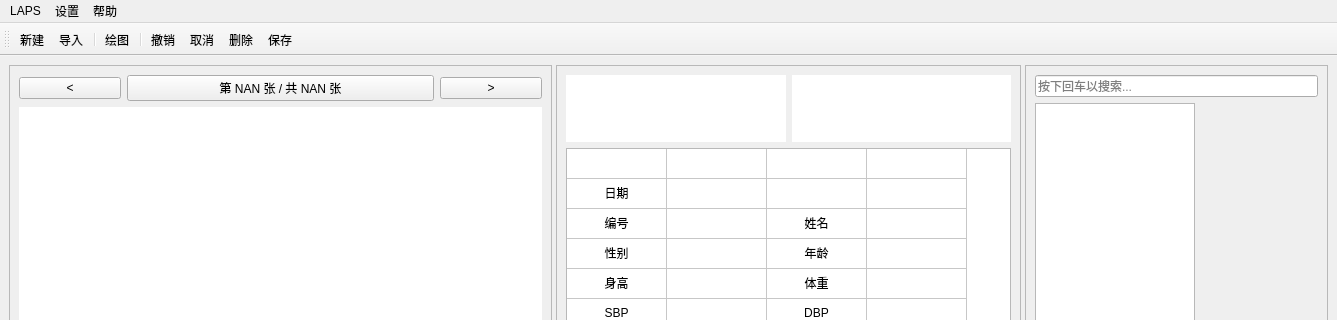
Before: the Qt Designer form UI/ui_index.ui in Orange-66/LAPS-v1.0, drawn with Qt 5; both pictures show x 0 to 1337 and y 0 to 320 of the 1337 by 767 pixel window.
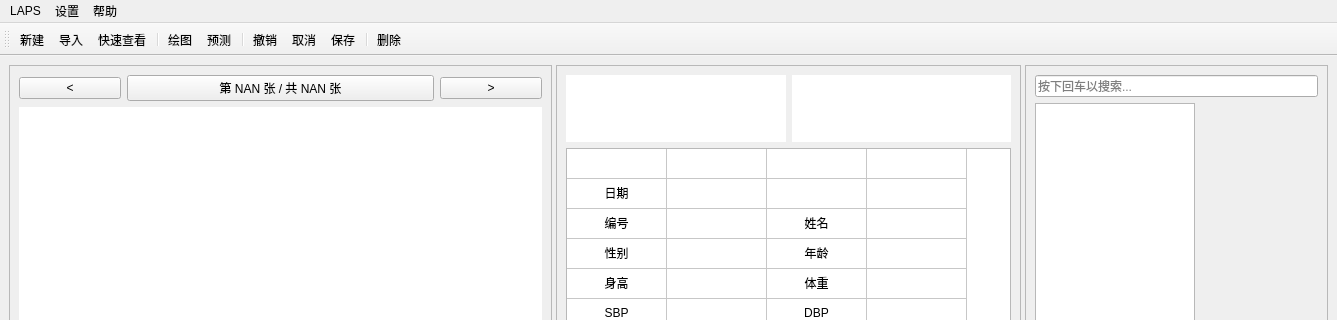
After: the same form once the commit is applied. Icons and pictures are not drawn.

Commit message: - 添加了快速查看以及预测按钮的素材图片； - 添加了快捷查看的界面； - 设计了tool_validator检测输入合法性的工具类； - 完成了画图与图片信息的保存与否的联动； - 完成了图片信息修改记录的保存的功能； - 完成了图片添加时显示的是图片名称而非图片路径的修正； - 添加了预览界面的标题-「预览」； - 完成了画图的界面的正常显示； - 完成了删除患者信息时，同时删除本地患者图片的功能；

Diff of the .ui file:
```diff
--- a/UI/ui_index.ui
+++ b/UI/ui_index.ui
@@ -736,13 +736,16 @@
    </attribute>
    <addaction name="act_new_single"/>
    <addaction name="act_import"/>
+   <addaction name="act_inspect"/>
    <addaction name="separator"/>
    <addaction name="act_painting"/>
+   <addaction name="act_predict"/>
    <addaction name="separator"/>
    <addaction name="act_backward"/>
    <addaction name="act_cancel"/>
-   <addaction name="act_delete"/>
    <addaction name="act_save"/>
+   <addaction name="separator"/>
+   <addaction name="act_delete"/>
   </widget>
   <action name="act_new_single">
    <property name="icon">
@@ -807,6 +810,30 @@
     <string>保存</string>
    </property>
   </action>
+  <action name="act_predict">
+   <property name="icon">
+    <iconset resource="../Resource/resource.qrc">
+     <normaloff>:/Root/Images/Button/predict.png</normaloff>:/Root/Images/Button/predict.png</iconset>
+   </property>
+   <property name="text">
+    <string>预测</string>
+   </property>
+   <property name="toolTip">
+    <string>预测</string>
+   </property>
+  </action>
+  <action name="act_inspect">
+   <property name="icon">
+    <iconset resource="../Resource/resource.qrc">
+     <normaloff>:/Root/Images/Button/inspect.png</normaloff>:/Root/Images/Button/inspect.png</iconset>
+   </property>
+   <property name="text">
+    <string>快速查看</string>
+   </property>
+   <property name="toolTip">
+    <string>快速查看</string>
+   </property>
+  </action>
  </widget>
  <resources>
   <include location="../Resource/resource.qrc"/>
```
Left out of the diff: 30 changed lines with no effect on the pictures. The commit also changes 25 other files.
